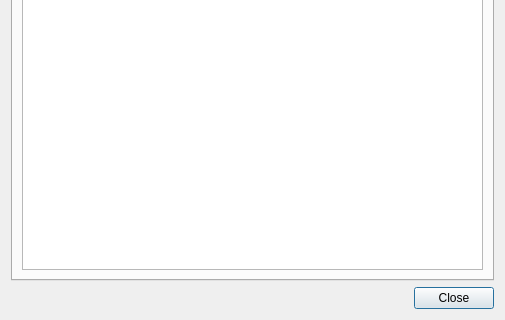
transmission/transmission, file qt/DetailsDialog.ui: the form before one commit; both pictures show x 0 to 505 and y 261 to 581 of the 505 by 581 pixel window.
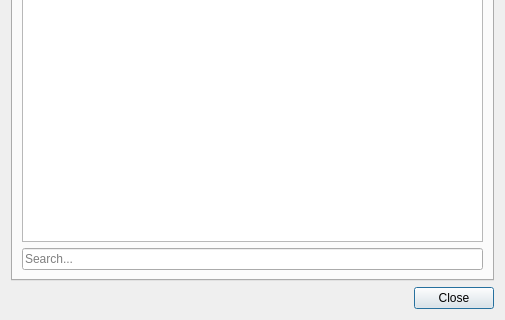
The form after the commit. The open tabs and pages were chosen to show the change. Custom widgets are drawn as their Qt base class.

Commit message: Qt client: add filter for file names

Patch:
```diff
--- a/qt/DetailsDialog.ui
+++ b/qt/DetailsDialog.ui
@@ -619,6 +619,13 @@
          </property>
         </widget>
        </item>
+       <item>
+        <widget class="QLineEdit" name="filterEdit">
+         <property name="placeholderText">
+          <string>Search...</string>
+         </property>
+        </widget>
+       </item>
       </layout>
      </widget>
      <widget class="QWidget" name="optionsTab">
```
The commit also changes 3 other files.
